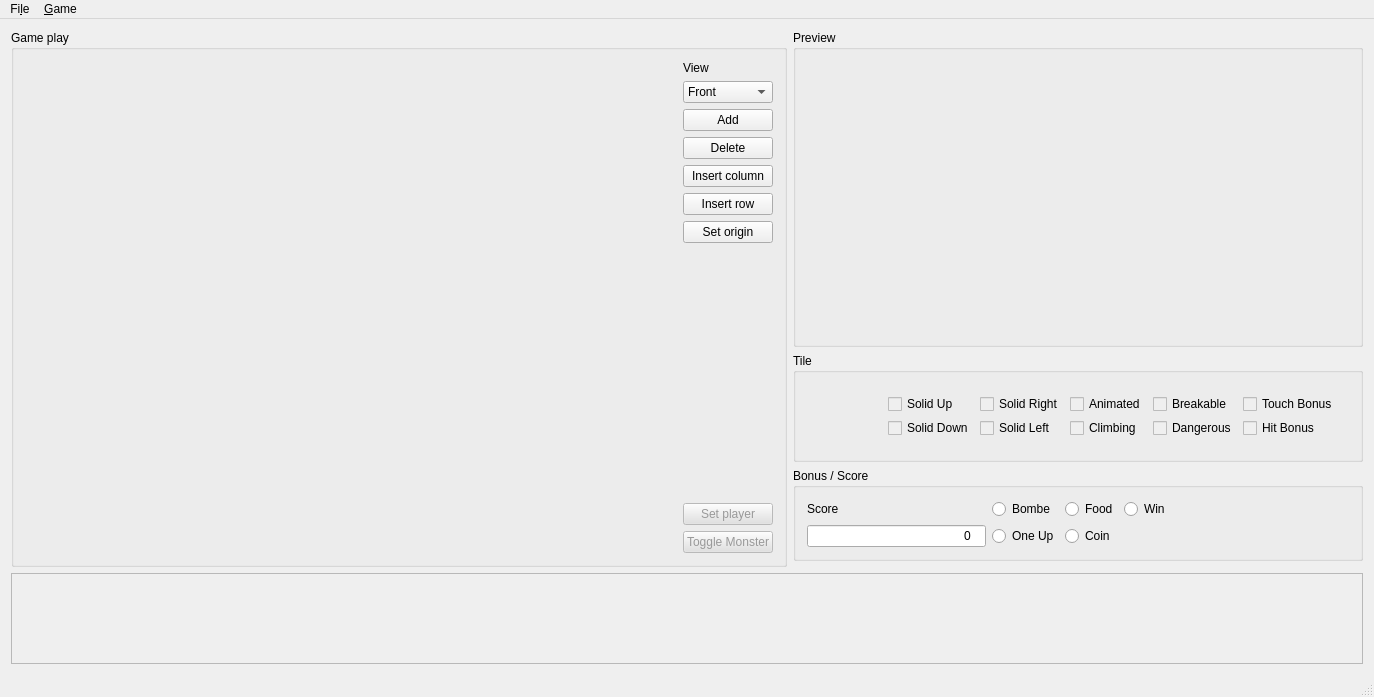
The window that levelEdit/CMainWindow.ui (clebail/tilegame) describes before a commit, drawn with Qt 5.
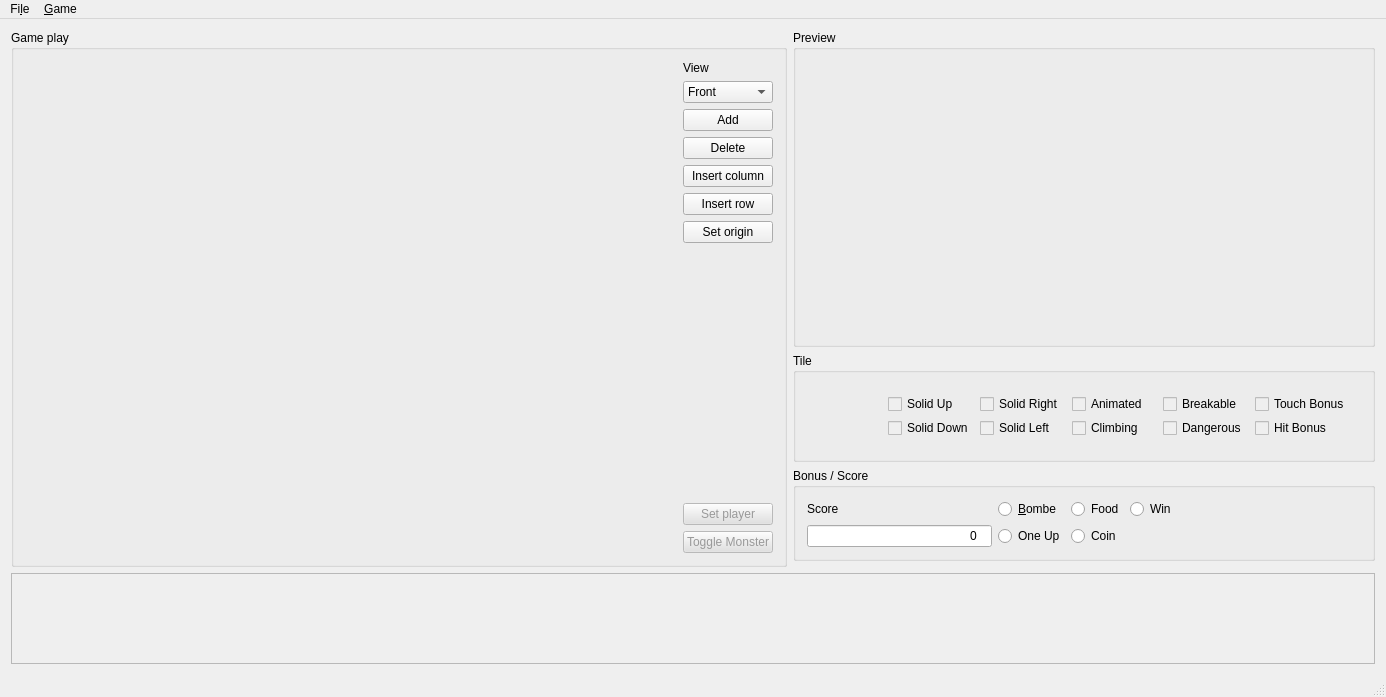
The same window after the commit. Icons and pictures are not drawn. Custom widgets are drawn as their Qt base class.

```diff
--- a/levelEdit/CMainWindow.ui
+++ b/levelEdit/CMainWindow.ui
@@ -6,7 +6,7 @@
    <rect>
     <x>0</x>
     <y>0</y>
-    <width>1374</width>
+    <width>1386</width>
     <height>697</height>
    </rect>
   </property>
@@ -521,7 +521,7 @@
              <item row="0" column="1">
               <widget class="QRadioButton" name="rbBombe">
                <property name="text">
-                <string>Bombe</string>
+                <string>&amp;Bombe</string>
                </property>
               </widget>
              </item>
@@ -619,8 +619,8 @@
     <rect>
      <x>0</x>
      <y>0</y>
-     <width>1374</width>
-     <height>18</height>
+     <width>1386</width>
+     <height>29</height>
     </rect>
    </property>
    <widget class="QMenu" name="menuFile">
```
Left out of the diff: 6 changed lines with no effect on the pictures.
